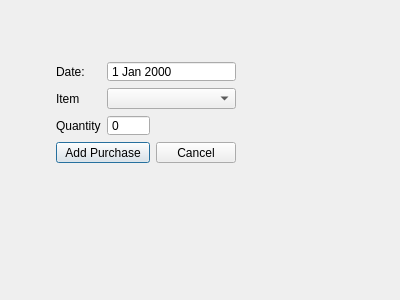
Before: the Qt Designer form BulkClub/addtransactionwindow.ui in nealhitzfield/Bulk-Club, drawn with Qt 5.
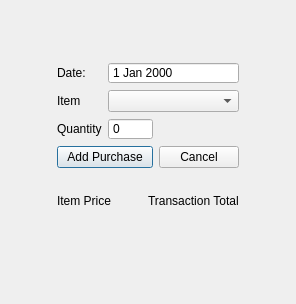
After: the same form once the commit is applied.

Commit message: Add Transaction updates member info, moved sql queries into dbmanager from transaction window

What changed in the file:
```diff
--- a/BulkClub/addtransactionwindow.ui
+++ b/BulkClub/addtransactionwindow.ui
@@ -6,8 +6,8 @@
    <rect>
     <x>0</x>
     <y>0</y>
-    <width>400</width>
-    <height>300</height>
+    <width>296</width>
+    <height>304</height>
    </rect>
   </property>
   <property name="windowTitle">
@@ -16,12 +16,14 @@
   <widget class="QWidget" name="">
    <property name="geometry">
     <rect>
-     <x>56</x>
-     <y>61</y>
-     <width>180</width>
-     <height>122</height>
+     <x>57</x>
+     <y>62</y>
+     <width>182</width>
+     <height>166</height>
     </rect>
    </property>
+   <layout class="QVBoxLayout" name="verticalLayout_3">
+    <item>
    <layout class="QGridLayout" name="gridLayout">
     <item row="0" column="0">
      <widget class="QLabel" name="dateLabel">
@@ -84,6 +86,54 @@
        <string/>
       </property>
      </widget>
+      </item>
+     </layout>
+    </item>
+    <item>
+     <layout class="QHBoxLayout" name="horizontalLayout">
+      <item>
+       <layout class="QVBoxLayout" name="verticalLayout">
+        <item>
+         <widget class="QLabel" name="label">
+          <property name="text">
+           <string>Item Price</string>
+          </property>
+         </widget>
+        </item>
+        <item>
+         <widget class="QLabel" name="label_item_price">
+          <property name="text">
+           <string/>
+          </property>
+         </widget>
+        </item>
+       </layout>
+      </item>
+      <item>
+       <layout class="QVBoxLayout" name="verticalLayout_2">
+        <item>
+         <widget class="QLabel" name="label_3">
+          <property name="minimumSize">
+           <size>
+            <width>91</width>
+            <height>0</height>
+           </size>
+          </property>
+          <property name="text">
+           <string>Transaction Total</string>
+          </property>
+         </widget>
+        </item>
+        <item>
+         <widget class="QLabel" name="label_trans_total">
+          <property name="text">
+           <string/>
+          </property>
+         </widget>
+        </item>
+       </layout>
+      </item>
+     </layout>
     </item>
    </layout>
   </widget>
```
Lines whose indentation alone changed are shown as unchanged. The commit also changes 9 other files.
